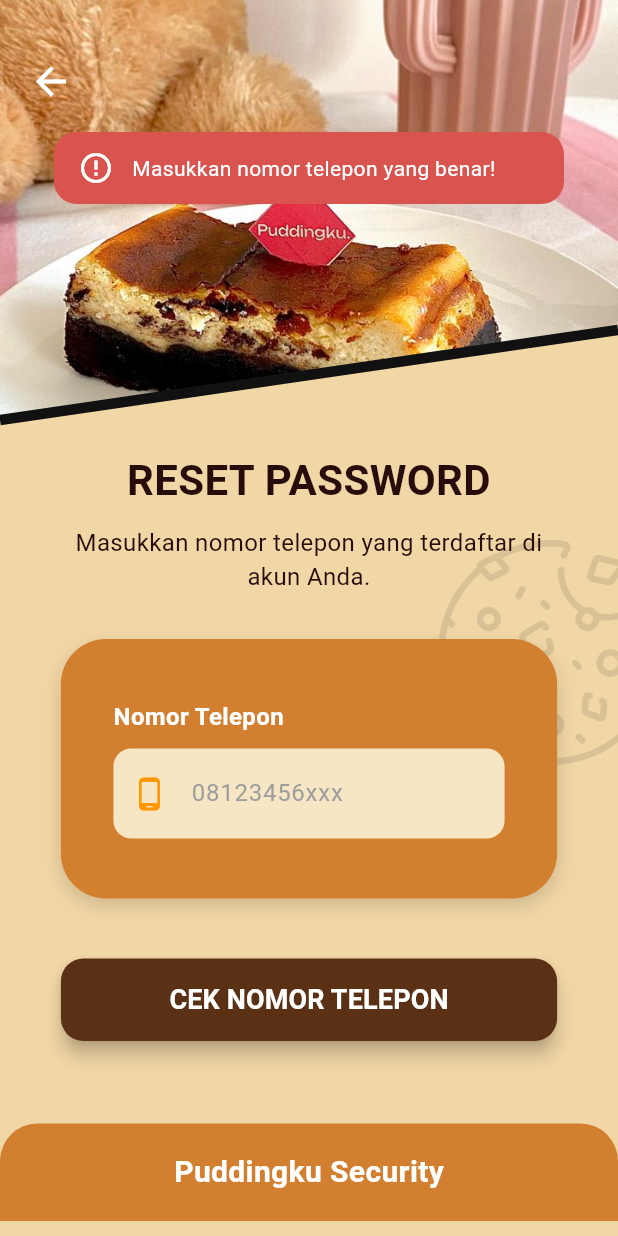
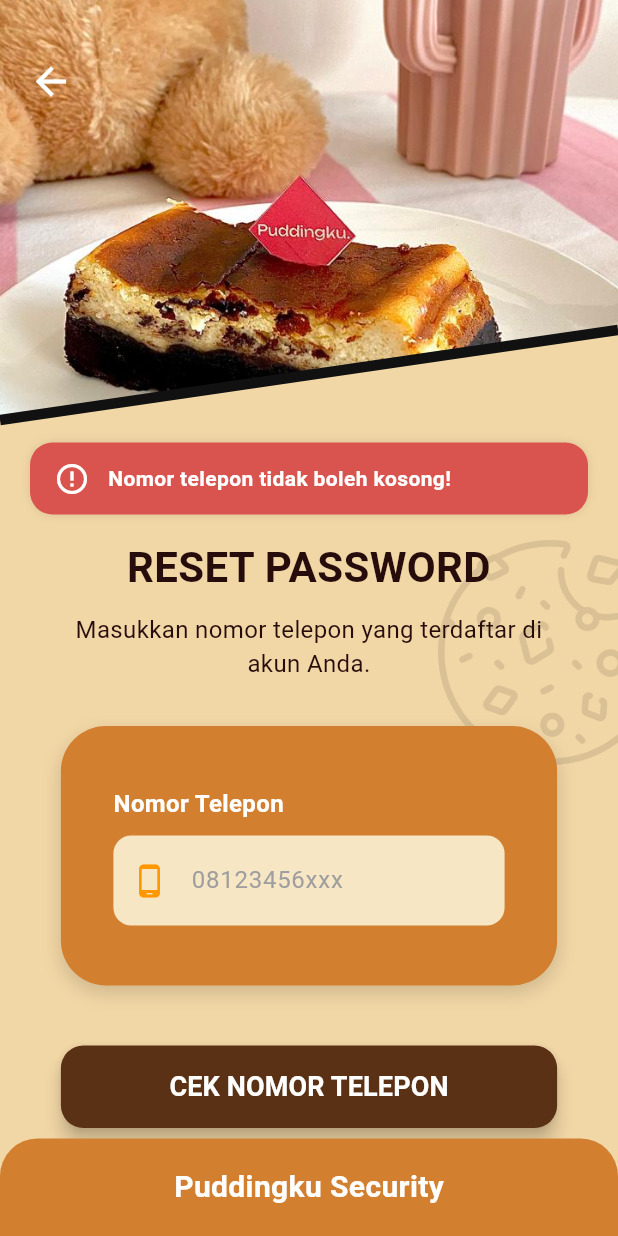
Before and after one commit to zainurralfth-svg/team, a Flutter app: the LupaPasswordPage screen opened by its route, after a tap on "CEK NOMOR TELEPON", on a phone screen of 412 x 824 dp. Run offline on Flutter 3.47's test engine with Material 3 defaults, Android fonts, the phone set to English and light mode, and no system bars; our stand-ins replace awesome_dialog, firebase_core; accounts and stored records are empty.

Commit message:
nando nambahin fitur mata dan notif sukses di lupa password

```diff
--- a/lib/lupa_password.dart
+++ b/lib/lupa_password.dart
@@ -1,4 +1,5 @@
 import 'package:flutter/material.dart';
+import 'package:awesome_dialog/awesome_dialog.dart';
 
 class LupaPasswordPage extends StatefulWidget {
   const LupaPasswordPage({super.key});
@@ -11,8 +12,11 @@ class _LupaPasswordPageState extends State<LupaPasswordPage> {
   final TextEditingController _phoneController = TextEditingController();
   final TextEditingController _newPasswordController = TextEditingController();
 
-  // Variabel untuk mengontrol apakah kolom password baru muncul
   bool _isPhoneVerified = false;
+  bool _obscureText = true;
+
+  // --- VARIABEL UNTUK NOTIF MERAH ---
+  String? _errorMessage;
 
   @override
   void dispose() {
@@ -21,63 +25,68 @@ class _LupaPasswordPageState extends State<LupaPasswordPage> {
     super.dispose();
   }
 
+  // Fungsi buat munculin banner error merah
+  void _setAlert(String pesan) {
+    setState(() {
+      _errorMessage = pesan;
+    });
+    // Hilangkan otomatis setelah 3 detik
+    Future.delayed(const Duration(seconds: 3), () {
+      if (mounted) {
+        setState(() {
+          _errorMessage = null;
+        });
+      }
+    });
+  }
+
+  // Notifikasi Berhasil (Pop-up AwesomeDialog)
+  void _showSuccess() {
+    AwesomeDialog(
+      context: context,
+      dialogType: DialogType.success,
+      animType: AnimType.bottomSlide, // Gunakan bottomSlide agar aman di semua versi
+      title: 'Berhasil!',
+      desc: 'Password kamu sudah diperbarui. Silakan login kembali!',
+      btnOkText: "Siap, Login!",
+      btnOkColor: const Color(0xFF5A3114),
+      btnOkOnPress: () => Navigator.pop(context),
+    ).show();
+  }
+
   void _prosesReset() {
     final phone = _phoneController.text.trim();
     final newPass = _newPasswordController.text.trim();
 
-    // Tahap 1: Verifikasi Nomor Telepon
+    // Tahap 1: Cek Nomor Telepon
     if (!_isPhoneVerified) {
-      if (phone.length < 10) {
-        _showError('Masukkan nomor telepon yang benar!');
+      if (phone.isEmpty) {
+        _setAlert('Nomor telepon tidak boleh kosong!');
         return;
       }
-
-      // Simulasi pengecekan akun (di sini kita anggap nomor selalu terdaftar)
+      if (phone.length < 10) {
+        _setAlert('Masukkan nomor telepon yang benar!');
+        return;
+      }
       setState(() {
+        _errorMessage = null;
         _isPhoneVerified = true;
       });
       return;
     }
 
-    // Tahap 2: Update Password
-    if (newPass.isEmpty || newPass.length < 6) {
-      _showError('Password baru minimal 6 karakter!');
+    // Tahap 2: Cek Password Baru
+    if (newPass.isEmpty) {
+      _setAlert('Password baru tidak boleh kosong!');
+      return;
+    }
+    if (newPass.length < 6) {
+      _setAlert('Password baru minimal 6 karakter!');
       return;
     }
 
-    // Simulasi Berhasil
-    ScaffoldMessenger.of(context).showSnackBar(
-      const SnackBar(content: Text('Password berhasil diperbarui! Silakan login kembali.')),
-    );
-    Navigator.pop(context);
-  }
-
-  void _showError(String pesan) {
-    ScaffoldMessenger.of(context).showSnackBar(
-      SnackBar(
-        backgroundColor: Colors.transparent,
-        elevation: 0,
-        behavior: SnackBarBehavior.floating,
-        margin: EdgeInsets.only(
-          bottom: MediaQuery.of(context).size.height - 150,
-          left: 20, right: 20,
-        ),
-        content: Container(
-          padding: const EdgeInsets.symmetric(horizontal: 16, vertical: 12),
-          decoration: BoxDecoration(
-            color: const Color(0xFFD9534F),
-            borderRadius: BorderRadius.circular(15),
-          ),
-          child: Row(
-            children: [
-              const Icon(Icons.error_outline, color: Colors.white),
-              const SizedBox(width: 12),
-              Expanded(child: Text(pesan, style: const TextStyle(color: Colors.white))),
-            ],
-          ),
-        ),
-      ),
-    );
+    // Jika semua OK, panggil notif sukses
+    _showSuccess();
   }
 
   @override
@@ -91,7 +100,7 @@ class _LupaPasswordPageState extends State<LupaPasswordPage> {
 
           return Stack(
             children: [
-              // --- BACKGROUND DEKORATIF ---
+              // Background Dekoratif (Gambar Puding Kecil)
               Positioned(
                 right: -30, top: 360,
                 child: Opacity(
@@ -100,11 +109,10 @@ class _LupaPasswordPageState extends State<LupaPasswordPage> {
                 ),
               ),
 
-              // --- KONTEN UTAMA ---
               SingleChildScrollView(
                 child: Column(
                   children: [
-                    // 1. HEADER (Sesuai Desain Login/Register)
+                    // --- 1. HEADER IMAGE ---
                     Stack(
                       children: [
                         ClipPath(
@@ -135,9 +143,39 @@ class _LupaPasswordPageState extends State<LupaPasswordPage> {
                       ],
                     ),
 
-                    const SizedBox(height: 20),
+                    const SizedBox(height: 10),
 
-                    // 2. TEKS JUDUL
+                    // --- 2. BANNER ERROR MERAH ---
+                    if (_errorMessage != null)
+                      Padding(
+                        padding: const EdgeInsets.symmetric(horizontal: 20, vertical: 5),
+                        child: Container(
+                          padding: const EdgeInsets.symmetric(horizontal: 16, vertical: 12),
+                          decoration: BoxDecoration(
+                            color: const Color(0xFFD9534F),
+                            borderRadius: BorderRadius.circular(15),
+                            boxShadow: [
+                              BoxShadow(color: Colors.black.withOpacity(0.1), blurRadius: 5),
+                            ],
+                          ),
+                          child: Row(
+                            children: [
+                              const Icon(Icons.error_outline, color: Colors.white),
+                              const SizedBox(width: 12),
+                              Expanded(
+                                child: Text(
+                                  _errorMessage!,
+                                  style: const TextStyle(color: Colors.white, fontWeight: FontWeight.bold),
+                                ),
+                              ),
+                            ],
+                          ),
+                        ),
+                      ),
+
+                    const SizedBox(height: 10),
+
+                    // --- 3. JUDUL DAN FORM ---
                     Center(
                       child: Container(
                         width: contentWidth,
@@ -159,7 +197,7 @@ class _LupaPasswordPageState extends State<LupaPasswordPage> {
                             ),
                             const SizedBox(height: 30),
 
-                            // 3. KOTAK FORM
+                            // KOTAK COKELAT FORM
                             Container(
                               width: isDesktop ? 700 : double.infinity,
                               padding: const EdgeInsets.symmetric(horizontal: 35, vertical: 40),
@@ -171,18 +209,15 @@ class _LupaPasswordPageState extends State<LupaPasswordPage> {
                                 ],
                               ),
                               child: Column(
-                                crossAxisAlignment: CrossAxisAlignment.start,
                                 children: [
-                                  // INPUT NOMOR TELEPON
                                   _buildInputField(
                                     'Nomor Telepon',
                                     '08123456xxx',
                                     Icons.phone_android,
                                     _phoneController,
-                                    enabled: !_isPhoneVerified // Matikan edit jika sudah verified
+                                    enabled: !_isPhoneVerified
                                   ),
 
-                                  // INPUT PASSWORD BARU (Hanya muncul jika nomor sudah OK)
                                   if (_isPhoneVerified) ...[
                                     const SizedBox(height: 20),
                                     _buildInputField(
@@ -199,7 +234,7 @@ class _LupaPasswordPageState extends State<LupaPasswordPage> {
 
                             const SizedBox(height: 40),
 
-                            // 4. TOMBOL RESET
+                            // TOMBOL ACTION
                             SizedBox(
                               width: isDesktop ? 350 : double.infinity,
                               height: 55,
@@ -225,7 +260,7 @@ class _LupaPasswordPageState extends State<LupaPasswordPage> {
                 ),
               ),
 
-              // --- 5. FOOTER ---
+              // --- 4. FOOTER ---
               Positioned(
                 bottom: 0, left: 0, right: 0,
                 child: Container(
@@ -247,6 +282,7 @@ class _LupaPasswordPageState extends State<LupaPasswordPage> {
     );
   }
 
+  // Reusable Widget untuk Input Field
   Widget _buildInputField(String label, String hint, IconData icon, TextEditingController controller, {bool isPassword = false, bool enabled = true}) {
     return Column(
       crossAxisAlignment: CrossAxisAlignment.start,
@@ -261,11 +297,24 @@ class _LupaPasswordPageState extends State<LupaPasswordPage> {
           child: TextField(
             controller: controller,
             enabled: enabled,
-            obscureText: isPassword,
+            obscureText: isPassword ? _obscureText : false,
             keyboardType: isPassword ? TextInputType.text : TextInputType.phone,
             style: const TextStyle(fontSize: 16),
             decoration: InputDecoration(
               prefixIcon: Icon(icon, color: const Color(0xFFFF9800), size: 24),
+              suffixIcon: isPassword
+                ? IconButton(
+                    icon: Icon(
+                      _obscureText ? Icons.visibility_off : Icons.visibility,
+                      color: const Color(0xFFFF9800),
+                    ),
+                    onPressed: () {
+                      setState(() {
+                        _obscureText = !_obscureText;
+                      });
+                    },
+                  )
+                : null,
               hintText: hint,
               hintStyle: const TextStyle(color: Color(0xFF9E9E9E), fontSize: 16),
               border: InputBorder.none,
@@ -278,7 +327,7 @@ class _LupaPasswordPageState extends State<LupaPasswordPage> {
   }
 }
 
-// Clipper & Painter agar serasi
+// Dekorasi Header
 class HeaderClipper extends CustomClipper<Path> {
   @override
   Path getClip(Size size) {
```
Also changed, not shown: pubspec.yaml (+16 -1 lines), pubspec.lock, 3 other files.
